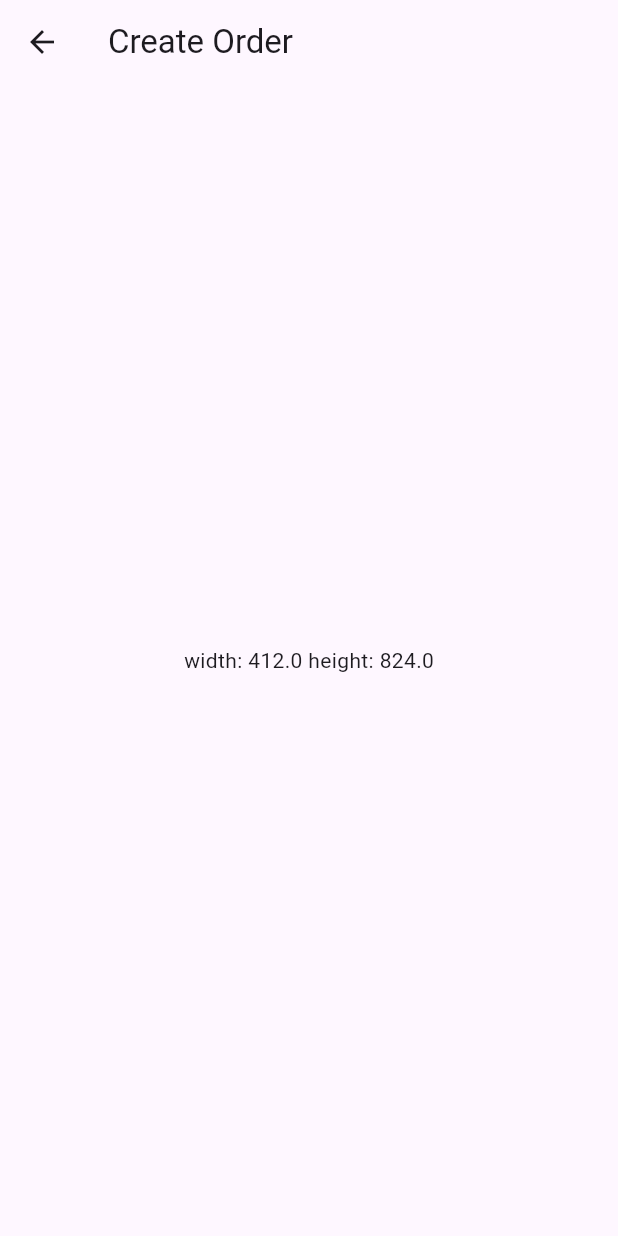
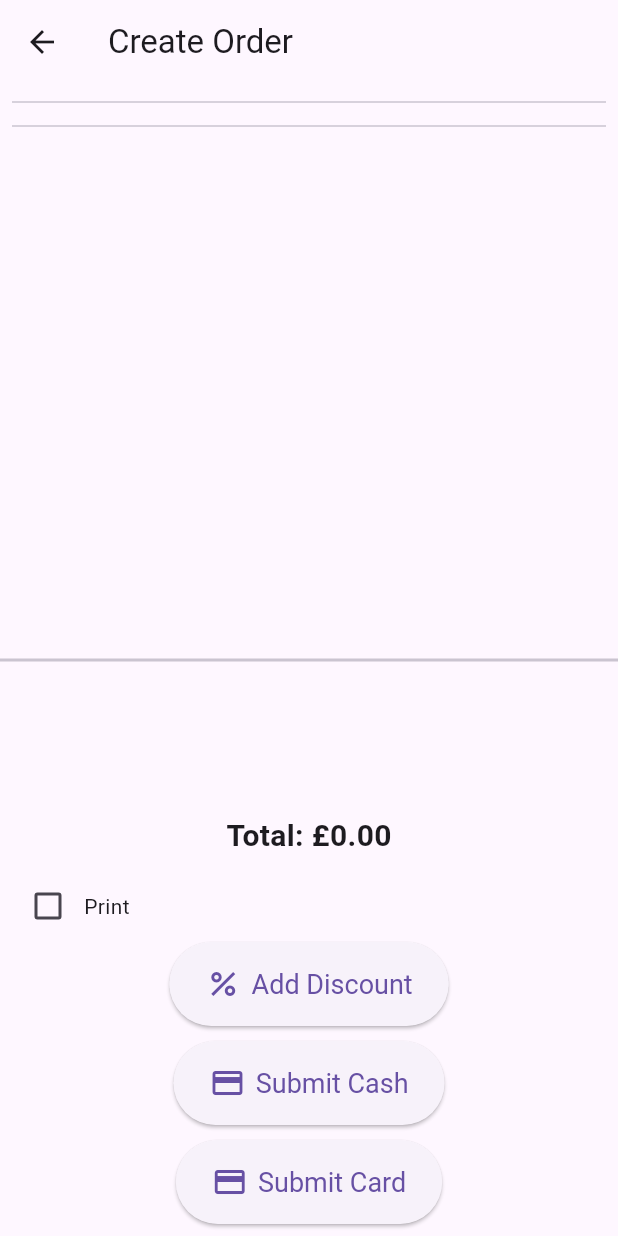
Before and after one commit to MohammadMBehbahani/ManageOrders_Flutter, a Flutter app: the OrderScreen screen opened by its route, on a phone screen of 412 x 824 dp. Run offline on Flutter 3.47's test engine with Material 3 defaults, Android fonts, the phone set to English and light mode, and no system bars; our stand-ins replace flutter_riverpod, pdf, printing, sqflite, sqflite_common_ffi; accounts and stored records are empty.

Commit message:
fix print issue, fix button

```diff
--- a/lib/srcreen/order/order_panel_left.dart
+++ b/lib/srcreen/order/order_panel_left.dart
@@ -196,7 +196,11 @@ class OrderLeftPanel extends StatelessWidget {
                   ],
                 ],
               ),
-              if ((width < 1200 && height < 700) || height <= 350 || (width < 450 && height < 1000))
+              if ((width < 1200 && height < 700)
+                  || height <= 350
+                  || (width < 450 && height < 1000)
+                  || (width < 1030 && height < 690)
+              )
                 Row(
                   children: [
                     const SizedBox(height: 2),
--- a/lib/srcreen/order/order_screen.dart
+++ b/lib/srcreen/order/order_screen.dart
@@ -410,131 +410,127 @@ class _OrderScreenState extends ConsumerState<OrderScreen> {
       body: LayoutBuilder(
         builder: (context, constraints) {
           final isWide = constraints.maxWidth >= 1200;
-           Size screenSize = MediaQuery.of(context).size;
-            final width = screenSize.width;
-            final height = screenSize.height;
-          return Center(child: Text('width: $width height: $height'));
-          // if (isWide) {
-          //   return Row(
-          //     children: [
-          //       // LEFT PANEL
-          //       OrderLeftPanel(
-          //         onAddToOrder: _addCurrentItemToOrder,
-          //         onAddExtra: _openExtraDialog,
-          //         onAddTopping: _openToppingDialog,
-          //         categories: categories,
-          //         filteredProducts: filteredProducts,
-          //         selectedCategoryId: selectedCategoryId,
-          //         selectedProduct: selectedProduct,
-          //         selectedSubProduct: selectedSubProduct,
-          //         selectedExtras: selectedExtras,
-          //         selectedToppings: selectedToppings,
-          //         onCategorySelect: onCategorySelect,
-          //         onProductSelect: onProductSelect,
-          //         onSubProductSelect: onSubProductSelect,
-          //         onRemoveExtra: onRemoveExtra,
-          //         onRemoveTopping: onRemoveTopping,
-          //       ),
+          if (isWide) {
+            return Row(
+              children: [
+                // LEFT PANEL
+                OrderLeftPanel(
+                  onAddToOrder: _addCurrentItemToOrder,
+                  onAddExtra: _openExtraDialog,
+                  onAddTopping: _openToppingDialog,
+                  categories: categories,
+                  filteredProducts: filteredProducts,
+                  selectedCategoryId: selectedCategoryId,
+                  selectedProduct: selectedProduct,
+                  selectedSubProduct: selectedSubProduct,
+                  selectedExtras: selectedExtras,
+                  selectedToppings: selectedToppings,
+                  onCategorySelect: onCategorySelect,
+                  onProductSelect: onProductSelect,
+                  onSubProductSelect: onSubProductSelect,
+                  onRemoveExtra: onRemoveExtra,
+                  onRemoveTopping: onRemoveTopping,
+                ),
 
-          //       // RIGHT PANEL (Order summary)
-          //       OrderRightPanel(
-          //         orderItems: orderItems,
-          //         products: products,
-          //         selectedDiscount: selectedDiscount,
-          //         finalTotal: finalTotal,
-          //         isPrintChecked: isPrintChecked,
-          //         onPrintToggle: (value) =>
-          //             setState(() => isPrintChecked = value ?? false),
-          //         onAddDiscount: _openDiscountDialog,
-          //         onRemoveDiscount: onRemoveDiscount,
-          //         onSubmitCash: () async => await _submitOrder('cash'),
-          //         onSubmitCard: () async => _submitOrder('card'),
-          //         onRemoveItem: (index) =>
-          //             ref.read(orderProvider.notifier).removeItem(index),
-          //         onRemoveTopping: (itemIndex, toppingIndex) {
-          //           final item = orderItems[itemIndex];
-          //           final newToppings = [...item.toppings!]
-          //             ..removeAt(toppingIndex);
-          //           final updated = item.copyWith(toppings: newToppings);
-          //           final updatedItems = [...orderItems];
-          //           updatedItems[itemIndex] = updated;
-          //           ref.read(orderProvider.notifier).updateItems(updatedItems);
-          //         },
-          //         onRemoveExtra: (itemIndex, extraIndex) {
-          //           final item = orderItems[itemIndex];
-          //           final newExtras = [...item.extras!]..removeAt(extraIndex);
-          //           final updated = item.copyWith(extras: newExtras);
-          //           final updatedItems = [...orderItems];
-          //           updatedItems[itemIndex] = updated;
-          //           ref.read(orderProvider.notifier).updateItems(updatedItems);
-          //         },
-          //       ),
-          //     ],
-          //   );
-          // } else {
-          //   return SizedBox(
-          //     height: constraints.maxHeight, // full screen height
-          //     child: Column(
-          //       children: [
-          //         OrderLeftPanel(
-          //           onAddToOrder: _addCurrentItemToOrder,
-          //           onAddExtra: _openExtraDialog,
-          //           onAddTopping: _openToppingDialog,
-          //           categories: categories,
-          //           filteredProducts: filteredProducts,
-          //           selectedCategoryId: selectedCategoryId,
-          //           selectedProduct: selectedProduct,
-          //           selectedSubProduct: selectedSubProduct,
-          //           selectedExtras: selectedExtras,
-          //           selectedToppings: selectedToppings,
-          //           onCategorySelect: onCategorySelect,
-          //           onProductSelect: onProductSelect,
-          //           onSubProductSelect: onSubProductSelect,
-          //           onRemoveExtra: onRemoveExtra,
-          //           onRemoveTopping: onRemoveTopping,
-          //         ),
+                // RIGHT PANEL (Order summary)
+                OrderRightPanel(
+                  orderItems: orderItems,
+                  products: products,
+                  selectedDiscount: selectedDiscount,
+                  finalTotal: finalTotal,
+                  isPrintChecked: isPrintChecked,
+                  onPrintToggle: (value) =>
+                      setState(() => isPrintChecked = value ?? false),
+                  onAddDiscount: _openDiscountDialog,
+                  onRemoveDiscount: onRemoveDiscount,
+                  onSubmitCash: () async => await _submitOrder('cash'),
+                  onSubmitCard: () async => _submitOrder('card'),
+                  onRemoveItem: (index) =>
+                      ref.read(orderProvider.notifier).removeItem(index),
+                  onRemoveTopping: (itemIndex, toppingIndex) {
+                    final item = orderItems[itemIndex];
+                    final newToppings = [...item.toppings!]
+                      ..removeAt(toppingIndex);
+                    final updated = item.copyWith(toppings: newToppings);
+                    final updatedItems = [...orderItems];
+                    updatedItems[itemIndex] = updated;
+                    ref.read(orderProvider.notifier).updateItems(updatedItems);
+                  },
+                  onRemoveExtra: (itemIndex, extraIndex) {
+                    final item = orderItems[itemIndex];
+                    final newExtras = [...item.extras!]..removeAt(extraIndex);
+                    final updated = item.copyWith(extras: newExtras);
+                    final updatedItems = [...orderItems];
+                    updatedItems[itemIndex] = updated;
+                    ref.read(orderProvider.notifier).updateItems(updatedItems);
+                  },
+                ),
+              ],
+            );
+          } else {
+            return SizedBox(
+              height: constraints.maxHeight, // full screen height
+              child: Column(
+                children: [
+                  OrderLeftPanel(
+                    onAddToOrder: _addCurrentItemToOrder,
+                    onAddExtra: _openExtraDialog,
+                    onAddTopping: _openToppingDialog,
+                    categories: categories,
+                    filteredProducts: filteredProducts,
+                    selectedCategoryId: selectedCategoryId,
+                    selectedProduct: selectedProduct,
+                    selectedSubProduct: selectedSubProduct,
+                    selectedExtras: selectedExtras,
+                    selectedToppings: selectedToppings,
+                    onCategorySelect: onCategorySelect,
+                    onProductSelect: onProductSelect,
+                    onSubProductSelect: onSubProductSelect,
+                    onRemoveExtra: onRemoveExtra,
+                    onRemoveTopping: onRemoveTopping,
+                  ),
 
-          //         const Divider(thickness: 2),
-          //         OrderRightPanel(
-          //           orderItems: orderItems,
-          //           products: products,
-          //           selectedDiscount: selectedDiscount,
-          //           finalTotal: finalTotal,
-          //           isPrintChecked: isPrintChecked,
-          //           onPrintToggle: (value) =>
-          //               setState(() => isPrintChecked = value ?? false),
-          //           onAddDiscount: _openDiscountDialog,
-          //           onRemoveDiscount: onRemoveDiscount,
-          //           onSubmitCash: () async => await _submitOrder('cash'),
-          //           onSubmitCard: () async => _submitOrder('card'),
-          //           onRemoveItem: (index) =>
-          //               ref.read(orderProvider.notifier).removeItem(index),
-          //           onRemoveTopping: (itemIndex, toppingIndex) {
-          //             final item = orderItems[itemIndex];
-          //             final newToppings = [...item.toppings!]
-          //               ..removeAt(toppingIndex);
-          //             final updated = item.copyWith(toppings: newToppings);
-          //             final updatedItems = [...orderItems];
-          //             updatedItems[itemIndex] = updated;
-          //             ref
-          //                 .read(orderProvider.notifier)
-          //                 .updateItems(updatedItems);
-          //           },
-          //           onRemoveExtra: (itemIndex, extraIndex) {
-          //             final item = orderItems[itemIndex];
-          //             final newExtras = [...item.extras!]..removeAt(extraIndex);
-          //             final updated = item.copyWith(extras: newExtras);
-          //             final updatedItems = [...orderItems];
-          //             updatedItems[itemIndex] = updated;
-          //             ref
-          //                 .read(orderProvider.notifier)
-          //                 .updateItems(updatedItems);
-          //           },
-          //         ),
-          //       ],
-          //     ),
-          //   );
-          // }
+                  const Divider(thickness: 2),
+                  OrderRightPanel(
+                    orderItems: orderItems,
+                    products: products,
+                    selectedDiscount: selectedDiscount,
+                    finalTotal: finalTotal,
+                    isPrintChecked: isPrintChecked,
+                    onPrintToggle: (value) =>
+                        setState(() => isPrintChecked = value ?? false),
+                    onAddDiscount: _openDiscountDialog,
+                    onRemoveDiscount: onRemoveDiscount,
+                    onSubmitCash: () async => await _submitOrder('cash'),
+                    onSubmitCard: () async => _submitOrder('card'),
+                    onRemoveItem: (index) =>
+                        ref.read(orderProvider.notifier).removeItem(index),
+                    onRemoveTopping: (itemIndex, toppingIndex) {
+                      final item = orderItems[itemIndex];
+                      final newToppings = [...item.toppings!]
+                        ..removeAt(toppingIndex);
+                      final updated = item.copyWith(toppings: newToppings);
+                      final updatedItems = [...orderItems];
+                      updatedItems[itemIndex] = updated;
+                      ref
+                          .read(orderProvider.notifier)
+                          .updateItems(updatedItems);
+                    },
+                    onRemoveExtra: (itemIndex, extraIndex) {
+                      final item = orderItems[itemIndex];
+                      final newExtras = [...item.extras!]..removeAt(extraIndex);
+                      final updated = item.copyWith(extras: newExtras);
+                      final updatedItems = [...orderItems];
+                      updatedItems[itemIndex] = updated;
+                      ref
+                          .read(orderProvider.notifier)
+                          .updateItems(updatedItems);
+                    },
+                  ),
+                ],
+              ),
+            );
+          }
         },
       ),
     );
```
Also changed, not shown: lib/widgets/print_order.dart (+6 -3 lines).
